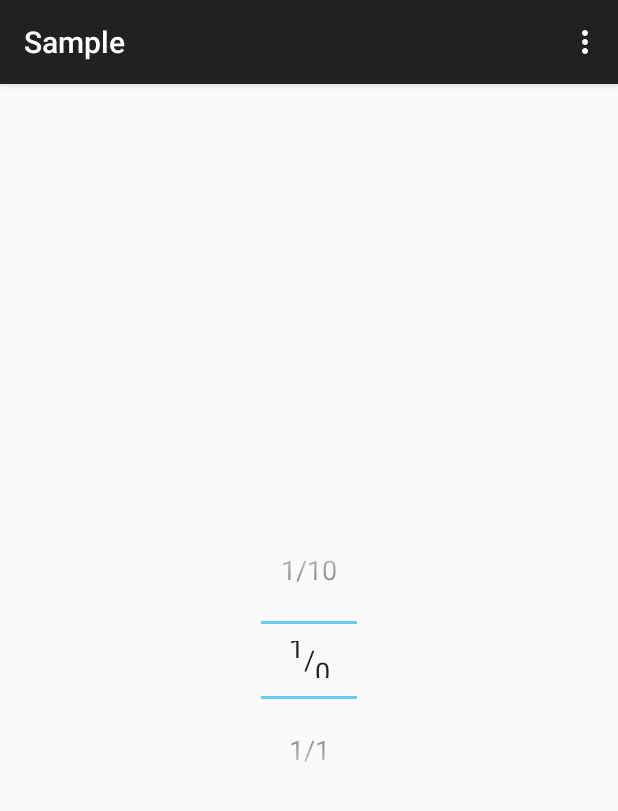
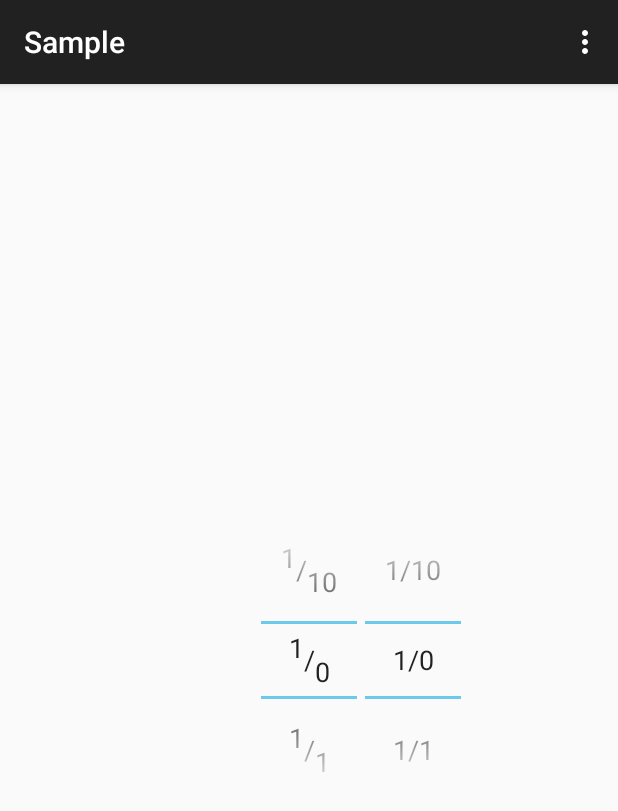
Before and after one commit to lucamtudor/NumberPicker, an Android app: the screen it shows after launch (MainActivity), on a phone screen of 412 x 824 dp. Shown: the top 811 px of the screen. Run offline under Robolectric (Android 15) with nearby library versions, the phone set to English and light mode, and no system bars.

Commit message:
NumberPicker2 now supports Spanned text.

```diff
--- a/library/src/main/java/ro/tudorluca/numberpicker/NumberPicker2.java
+++ b/library/src/main/java/ro/tudorluca/numberpicker/NumberPicker2.java
@@ -29,6 +29,7 @@ import android.os.Build;
 import android.os.Bundle;
 import android.text.InputType;
 import android.text.Spanned;
+import android.text.StaticLayout;
 import android.text.TextUtils;
 import android.text.method.NumberKeyListener;
 import android.util.AttributeSet;
@@ -1477,9 +1478,13 @@ public class NumberPicker2 extends LinearLayout {
             // item. Otherwise, if the user starts editing the text via the
             // IME he may see a dimmed version of the old value intermixed
             // with the new one.
-//            if (i != SELECTOR_MIDDLE_ITEM_INDEX || mInputText.getVisibility() != VISIBLE) {
             if (i != SELECTOR_MIDDLE_ITEM_INDEX || mTextT.getVisibility() != VISIBLE) {
-                canvas.drawText(scrollSelectorValue, 0, scrollSelectorValue.length(), x, y, mSelectorWheelPaint);
+                StaticLayout staticLayout = new StaticLayout(scrollSelectorValue, mTextT.getPaint(), mTextT.getLayout().getWidth(), mTextT.getLayout().getAlignment(), 1, 0, false);
+                float tx = x - mTextT.getLayout().getWidth() / 2;
+                float ty = y - mSelectionDividersDistance / 2 - mSelectionDividerHeight / 2;
+                canvas.translate(tx, ty);
+                staticLayout.draw(canvas);
+                canvas.translate(-tx, -ty);
             }
             y += mSelectorElementHeight;
         }
--- a/library/src/main/res/layout/number_picker_with_selector_wheel_no_input.xml
+++ b/library/src/main/res/layout/number_picker_with_selector_wheel_no_input.xml
@@ -22,6 +22,7 @@
         android:textAppearance="?android:attr/textAppearanceMedium"
         android:textColor="?android:attr/textColorPrimary"
         android:id="@+id/np__numberpicker_text"
+        android:padding="5dp"
         android:layout_width="fill_parent"
         android:layout_height="wrap_content"
         android:gravity="center"
--- a/sample/src/main/java/ro/tudorluca/numberpicker/sample/MainActivity.java
+++ b/sample/src/main/java/ro/tudorluca/numberpicker/sample/MainActivity.java
@@ -6,6 +6,7 @@ import android.text.Html;
 import android.view.Menu;
 import android.view.MenuItem;
 
+import ro.tudorluca.numberpicker.NumberPicker;
 import ro.tudorluca.numberpicker.NumberPicker2;
 
 
@@ -20,6 +21,21 @@ public class MainActivity extends ActionBarActivity {
         picker.setMinValue(0);
         picker.setMaxValue(10);
         picker.setDisplayedValues(getValues(11));
+
+        NumberPicker picker1 = (NumberPicker) findViewById(R.id.picker2);
+        picker1.setMinValue(0);
+        picker1.setMaxValue(10);
+        picker1.setDisplayedValues(getValues1(11));
+
+    }
+
+    private String[] getValues1(int count) {
+        String[] values = new String[count];
+        for (int i = 0; i < count; i++) {
+            values[i] = String.valueOf(Html.fromHtml("<sup>1</sup>/<sub>" + i + "</sub>"));
+        }
+
+        return values;
     }
 
     private CharSequence[] getValues(int count) {
--- a/sample/src/main/res/layout/activity_main.xml
+++ b/sample/src/main/res/layout/activity_main.xml
@@ -14,4 +14,13 @@
         android:layout_height="wrap_content"
         android:layout_centerInParent="true" />
 
+    <ro.tudorluca.numberpicker.NumberPicker
+        style="@style/NPWidget.Holo.NumberPicker"
+        android:id="@+id/picker2"
+        android:layout_width="wrap_content"
+        android:layout_height="wrap_content"
+        android:layout_marginLeft="5dp"
+        android:layout_toRightOf="@id/picker"
+        android:layout_alignTop="@id/picker" />
+
 </RelativeLayout>
```
